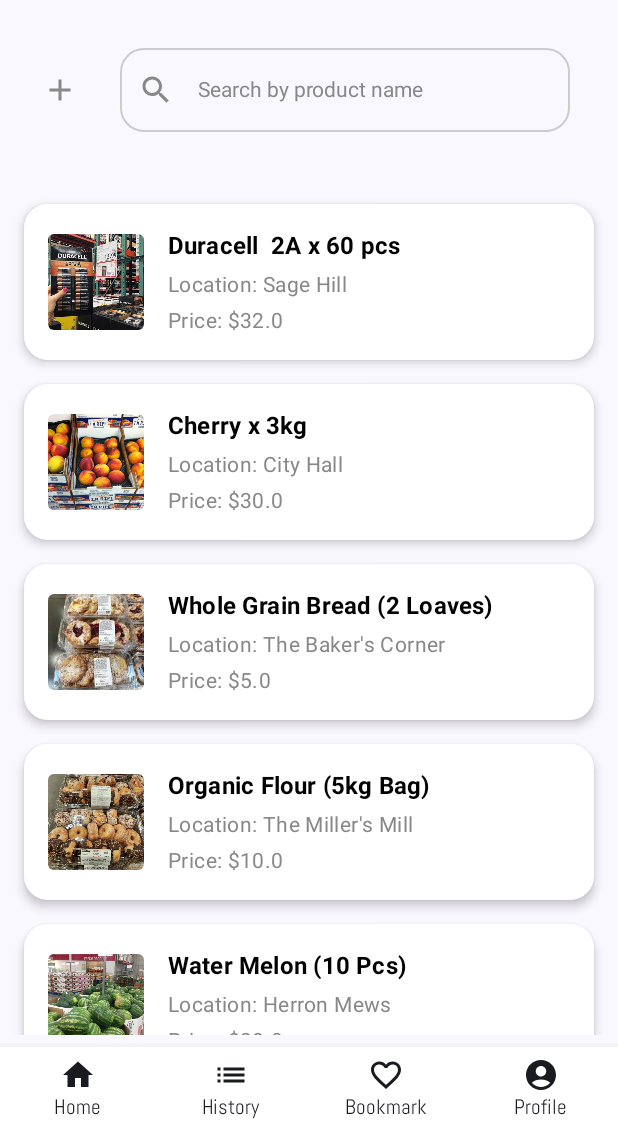
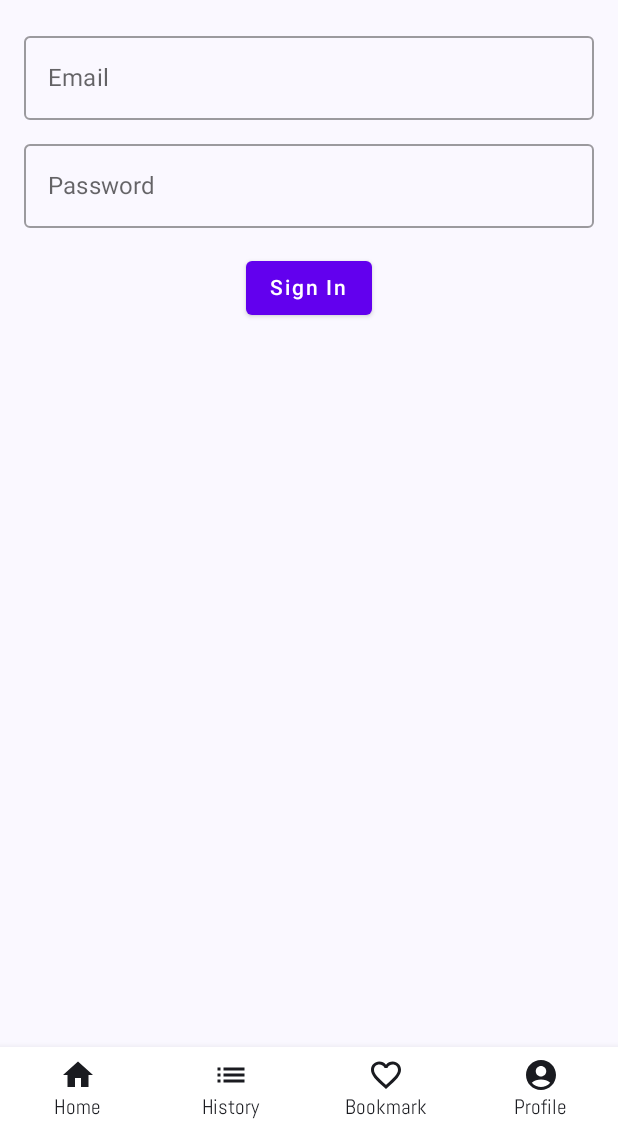
Before and after one commit to irenechan347/SODV3203_FinalProject_Group4, an Android app built with Jetpack Compose: the screen it shows after launch (MainActivity), on a phone screen of 412 x 824 dp, the part 105-1236 px from its top. Run offline under Robolectric (Android 15) with nearby library versions, the phone set to English and light mode, and no system bars.

Commit message:
feat: Implement new sign-in screen (StartDestination)
This commit introduces a brand new sign-in screen as the initial entry point (StartDestination) for the application.

However, it's important to note that currently the screen allows direct user ID passage to the home screen (password is not being validated). This behavior might require further security checks depending on your application's requirements.

```diff
--- a/app/src/main/java/com/example/sodv3203_finalproject_group4/ShoppingBuddyScreen.kt
+++ b/app/src/main/java/com/example/sodv3203_finalproject_group4/ShoppingBuddyScreen.kt
@@ -53,6 +53,7 @@ import com.example.sodv3203_finalproject_group4.ui.HistoryScreen
 import com.example.sodv3203_finalproject_group4.ui.HomeScreen
 import com.example.sodv3203_finalproject_group4.ui.NewEventScreen
 import com.example.sodv3203_finalproject_group4.ui.ProfileScreen
+import com.example.sodv3203_finalproject_group4.ui.SignInScreen
 
 enum class ShoppingBuddyScreen(@StringRes val title: Int) {
     Home(title = R.string.app_name),
@@ -152,15 +153,25 @@ fun IconWithText(icon: ImageVector, label: String) {
     }
 }
 
+fun getShoppingBuddyScreenByRoute(route: String?): ShoppingBuddyScreen {
+    return try {
+        if (route != null) ShoppingBuddyScreen.valueOf(route) else ShoppingBuddyScreen.Home
+    } catch (e: IllegalArgumentException) {
+        // Log the error or handle it as deemed appropriate
+        ShoppingBuddyScreen.Home // Default to Home if the route is not recognized
+    }
+}
 @Composable
 fun ShoppingBuddyApp(
     viewModel: EventViewModel = viewModel(),
     navController: NavHostController = rememberNavController()
 ) {
     val backStackEntry by navController.currentBackStackEntryAsState()
-    val currentScreen = ShoppingBuddyScreen.valueOf(
+    val currentScreen = getShoppingBuddyScreenByRoute(
+        backStackEntry?.destination?.route)
+    /*val currentScreen = ShoppingBuddyScreen.valueOf(
         backStackEntry?.destination?.route ?: ShoppingBuddyScreen.Home.name
-    )
+    )*/
     //val (selectedMenuItem, setSelectedMenuItem) = remember { mutableStateOf(0) }
 
     Scaffold(
@@ -185,12 +196,22 @@ fun ShoppingBuddyApp(
 
         NavHost(
             navController = navController,
-            startDestination = ShoppingBuddyScreen.Home.name,
+            //startDestination = ShoppingBuddyScreen.Home.name,
+            startDestination = "signIn",
             modifier = Modifier.padding(innerPadding)
         ) {
-            composable(route = ShoppingBuddyScreen.Home.name) {
+            composable(route = "signIn") {
+                SignInScreen(navController = navController)
+            }
+            /*composable(route = ShoppingBuddyScreen.Home.name) {
                 // val context = LocalContext.current
                 HomeScreen(navController = navController)
+            }*/
+            composable(route = "home/{userId}") { backStackEntry ->
+                val userId = backStackEntry.arguments?.getString("userId")
+                userId?.let {
+                    HomeScreen(navController = navController, userId = it.toInt())
+                }
             }
 
             composable(route = ShoppingBuddyScreen.NewEvent.name) {
--- a/app/src/main/java/com/example/sodv3203_finalproject_group4/data/Datasource.kt
+++ b/app/src/main/java/com/example/sodv3203_finalproject_group4/data/Datasource.kt
@@ -12,12 +12,10 @@ import java.util.Date
 private val dateFormat = SimpleDateFormat("yyyy-MM-dd")
 
 object Datasource {
-    val user = User(
-        1,
-        "Oliver",
-        "Oliver Johnson",
-        "oliver@mybvc.ca",
-        "+1 403 123 4567"
+    val users = listOf(
+        User(1, "Oliver", "Oliver Johnson", "oliver@mybvc.ca", "+1 403 123 4567"),
+        User(2, "Emma", "Emma Thompson", "emma@mybvc.ca", "+1 403 765 4321"),
+        // Add more User objects as needed
     )
 
     val categoryList = listOf(
--- /dev/null
+++ b/app/src/main/java/com/example/sodv3203_finalproject_group4/ui/SignInScreen.kt
@@ -0,0 +1,54 @@
+package com.example.sodv3203_finalproject_group4.ui
+
+import androidx.compose.foundation.layout.*
+import androidx.compose.material.Button
+import androidx.compose.material.OutlinedTextField
+import androidx.compose.material.Text
+import androidx.compose.runtime.*
+import androidx.compose.ui.Alignment
+import androidx.compose.ui.Modifier
+import androidx.compose.ui.tooling.preview.Preview
+import androidx.compose.ui.unit.dp
+import androidx.navigation.NavHostController
+import androidx.navigation.compose.rememberNavController
+import com.example.sodv3203_finalproject_group4.data.Datasource
+@Composable
+fun SignInScreen(navController: NavHostController) {
+    var email by remember { mutableStateOf("") }
+    var password by remember { mutableStateOf("") } // Not used for authentication in this example
+
+    Column(modifier = Modifier.padding(16.dp)) {
+        OutlinedTextField(
+            value = email,
+            onValueChange = { email = it },
+            label = { Text("Email") },
+            modifier = Modifier.fillMaxWidth()
+        )
+        Spacer(modifier = Modifier.height(8.dp))
+        OutlinedTextField(
+            value = password,
+            onValueChange = { password = it },
+            label = { Text("Password") },
+            modifier = Modifier.fillMaxWidth()
+        )
+        Spacer(modifier = Modifier.height(16.dp))
+        Button(
+            onClick = {
+                val user = Datasource.users.find { it.email == email }
+                user?.let {
+                    navController.navigate("home/${it.userId}")
+                }
+            },
+            modifier = Modifier.align(Alignment.CenterHorizontally)
+        ) {
+            Text("Sign In")
+        }
+    }
+}
+
+@Preview
+@Composable
+fun SignInScreenPreview() {
+    val navController = rememberNavController()
+    SignInScreen(navController = navController)
+}
--- a/app/src/main/res/values/strings.xml
+++ b/app/src/main/res/values/strings.xml
@@ -13,6 +13,7 @@
     <string name="cat_others" />
     <string name="edit_profile">Edit Profile</string>
     <string name="sign_out">Sign Out</string>
+    <string name="sign_in">Sign In</string>
     <string name="night_mode_on">Night mode is on</string>
     <string name="night_mode_off">Night mode is off</string>
 </resources>
```
Also changed, not shown: app/src/main/java/com/example/sodv3203_finalproject_group4/ui/HomeScreen.kt (+12 -3 lines).
